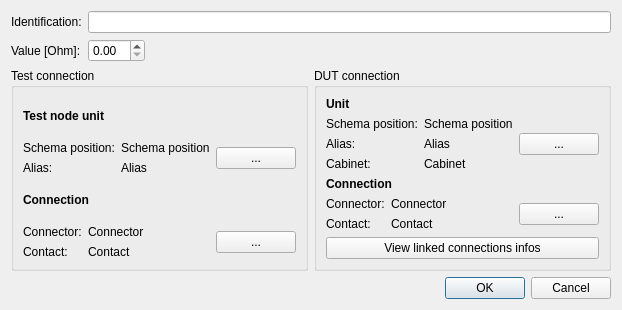
Above: src/mdttools/mdttesttool/mdtTtTestLinkDialog.ui from scandyna/multidiagtools before the change. Below: the same form after it.
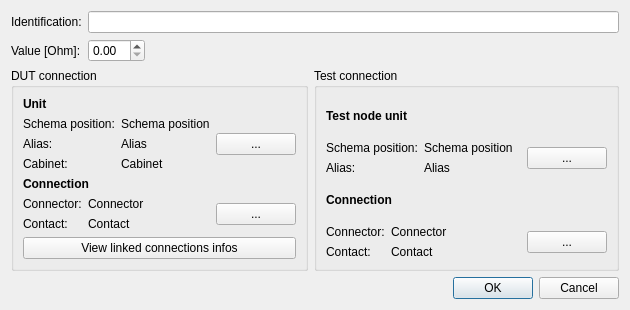
That is the form after the change.

Patch:
```diff
--- a/src/mdttools/mdttesttool/mdtTtTestLinkDialog.ui
+++ b/src/mdttools/mdttesttool/mdtTtTestLinkDialog.ui
@@ -6,7 +6,7 @@
    <rect>
     <x>0</x>
     <y>0</y>
-    <width>566</width>
+    <width>630</width>
     <height>301</height>
    </rect>
   </property>
@@ -43,159 +43,6 @@
    </item>
    <item>
     <layout class="QHBoxLayout" name="horizontalLayout_5">
-     <item>
-      <widget class="QGroupBox" name="gbTestConnection">
-       <property name="title">
-        <string>Test connection</string>
-       </property>
-       <layout class="QVBoxLayout" name="verticalLayout">
-        <item>
-         <widget class="QLabel" name="lbTestNodeUnitLabel">
-          <property name="font">
-           <font>
-            <weight>75</weight>
-            <bold>true</bold>
-           </font>
-          </property>
-          <property name="styleSheet">
-           <string notr="true"/>
-          </property>
-          <property name="text">
-           <string>Test node unit</string>
-          </property>
-         </widget>
-        </item>
-        <item>
-         <layout class="QHBoxLayout" name="horizontalLayout">
-          <item>
-           <layout class="QFormLayout" name="formLayout">
-            <property name="fieldGrowthPolicy">
-             <enum>QFormLayout::ExpandingFieldsGrow</enum>
-            </property>
-            <item row="0" column="0">
-             <widget class="QLabel" name="lbTnuSchemaPositionLabel">
-              <property name="text">
-               <string>Schema position:</string>
-              </property>
-             </widget>
-            </item>
-            <item row="0" column="1">
-             <widget class="QLabel" name="lbTnuSchemaPosition">
-              <property name="text">
-               <string>Schema position</string>
-              </property>
-             </widget>
-            </item>
-            <item row="1" column="0">
-             <widget class="QLabel" name="lbTnuAliasLabel">
-              <property name="text">
-               <string>Alias:</string>
-              </property>
-             </widget>
-            </item>
-            <item row="1" column="1">
-             <widget class="QLabel" name="lbTnuAlias">
-              <property name="text">
-               <string>Alias</string>
-              </property>
-             </widget>
-            </item>
-           </layout>
-          </item>
-          <item>
-           <spacer name="horizontalSpacer_2">
-            <property name="orientation">
-             <enum>Qt::Horizontal</enum>
-            </property>
-            <property name="sizeHint" stdset="0">
-             <size>
-              <width>40</width>
-              <height>20</height>
-             </size>
-            </property>
-           </spacer>
-          </item>
-          <item>
-           <widget class="QPushButton" name="pbSelectTestUnit">
-            <property name="text">
-             <string>...</string>
-            </property>
-           </widget>
-          </item>
-         </layout>
-        </item>
-        <item>
-         <widget class="QLabel" name="lbTestConnection">
-          <property name="font">
-           <font>
-            <weight>75</weight>
-            <bold>true</bold>
-           </font>
-          </property>
-          <property name="text">
-           <string>Connection</string>
-          </property>
-         </widget>
-        </item>
-        <item>
-         <layout class="QHBoxLayout" name="horizontalLayout_2">
-          <item>
-           <layout class="QFormLayout" name="formLayout_2">
-            <item row="0" column="0">
-             <widget class="QLabel" name="lbTestConnectorLabel">
-              <property name="text">
-               <string>Connector:</string>
-              </property>
-             </widget>
-            </item>
-            <item row="0" column="1">
-             <widget class="QLabel" name="lbTestConnector">
-              <property name="text">
-               <string>Connector</string>
-              </property>
-             </widget>
-            </item>
-            <item row="1" column="0">
-             <widget class="QLabel" name="lbTestContactLabel">
-              <property name="text">
-               <string>Contact:</string>
-              </property>
-             </widget>
-            </item>
-            <item row="1" column="1">
-             <widget class="QLabel" name="lbTestContact">
-              <property name="text">
-               <string>Contact</string>
-              </property>
-             </widget>
-            </item>
-           </layout>
-          </item>
-          <item>
-           <spacer name="horizontalSpacer">
-            <property name="orientation">
-             <enum>Qt::Horizontal</enum>
-            </property>
-            <property name="sizeHint" stdset="0">
-             <size>
-              <width>40</width>
-              <height>20</height>
-             </size>
-            </property>
-           </spacer>
-          </item>
-          <item>
-           <widget class="QPushButton" name="pbSelectTestConnection">
-            <property name="text">
-             <string>...</string>
-            </property>
-           </widget>
-          </item>
-         </layout>
-        </item>
-       </layout>
-      </widget>
-     </item>
      <item>
       <widget class="QGroupBox" name="gbDutConnection">
        <property name="title">
@@ -367,6 +214,159 @@
        </layout>
       </widget>
      </item>
+     <item>
+      <widget class="QGroupBox" name="gbTestConnection">
+       <property name="title">
+        <string>Test connection</string>
+       </property>
+       <layout class="QVBoxLayout" name="verticalLayout">
+        <item>
+         <widget class="QLabel" name="lbTestNodeUnitLabel">
+          <property name="font">
+           <font>
+            <weight>75</weight>
+            <bold>true</bold>
+           </font>
+          </property>
+          <property name="styleSheet">
+           <string notr="true"/>
+          </property>
+          <property name="text">
+           <string>Test node unit</string>
+          </property>
+         </widget>
+        </item>
+        <item>
+         <layout class="QHBoxLayout" name="horizontalLayout">
+          <item>
+           <layout class="QFormLayout" name="formLayout">
+            <property name="fieldGrowthPolicy">
+             <enum>QFormLayout::ExpandingFieldsGrow</enum>
+            </property>
+            <item row="0" column="0">
+             <widget class="QLabel" name="lbTnuSchemaPositionLabel">
+              <property name="text">
+               <string>Schema position:</string>
+              </property>
+             </widget>
+            </item>
+            <item row="0" column="1">
+             <widget class="QLabel" name="lbTnuSchemaPosition">
+              <property name="text">
+               <string>Schema position</string>
+              </property>
+             </widget>
+            </item>
+            <item row="1" column="0">
+             <widget class="QLabel" name="lbTnuAliasLabel">
+              <property name="text">
+               <string>Alias:</string>
+              </property>
+             </widget>
+            </item>
+            <item row="1" column="1">
+             <widget class="QLabel" name="lbTnuAlias">
+              <property name="text">
+               <string>Alias</string>
+              </property>
+             </widget>
+            </item>
+           </layout>
+          </item>
+          <item>
+           <spacer name="horizontalSpacer_2">
+            <property name="orientation">
+             <enum>Qt::Horizontal</enum>
+            </property>
+            <property name="sizeHint" stdset="0">
+             <size>
+              <width>40</width>
+              <height>20</height>
+             </size>
+            </property>
+           </spacer>
+          </item>
+          <item>
+           <widget class="QPushButton" name="pbSelectTestUnit">
+            <property name="text">
+             <string>...</string>
+            </property>
+           </widget>
+          </item>
+         </layout>
+        </item>
+        <item>
+         <widget class="QLabel" name="lbTestConnection">
+          <property name="font">
+           <font>
+            <weight>75</weight>
+            <bold>true</bold>
+           </font>
+          </property>
+          <property name="text">
+           <string>Connection</string>
+          </property>
+         </widget>
+        </item>
+        <item>
+         <layout class="QHBoxLayout" name="horizontalLayout_2">
+          <item>
+           <layout class="QFormLayout" name="formLayout_2">
+            <item row="0" column="0">
+             <widget class="QLabel" name="lbTestConnectorLabel">
+              <property name="text">
+               <string>Connector:</string>
+              </property>
+             </widget>
+            </item>
+            <item row="0" column="1">
+             <widget class="QLabel" name="lbTestConnector">
+              <property name="text">
+               <string>Connector</string>
+              </property>
+             </widget>
+            </item>
+            <item row="1" column="0">
+             <widget class="QLabel" name="lbTestContactLabel">
+              <property name="text">
+               <string>Contact:</string>
+              </property>
+             </widget>
+            </item>
+            <item row="1" column="1">
+             <widget class="QLabel" name="lbTestContact">
+              <property name="text">
+               <string>Contact</string>
+              </property>
+             </widget>
+            </item>
+           </layout>
+          </item>
+          <item>
+           <spacer name="horizontalSpacer">
+            <property name="orientation">
+             <enum>Qt::Horizontal</enum>
+            </property>
+            <property name="sizeHint" stdset="0">
+             <size>
+              <width>40</width>
+              <height>20</height>
+             </size>
+            </property>
+           </spacer>
+          </item>
+          <item>
+           <widget class="QPushButton" name="pbSelectTestConnection">
+            <property name="text">
+             <string>...</string>
+            </property>
+           </widget>
+          </item>
+         </layout>
+        </item>
+       </layout>
+      </widget>
+     </item>
     </layout>
    </item>
    <item>
```
